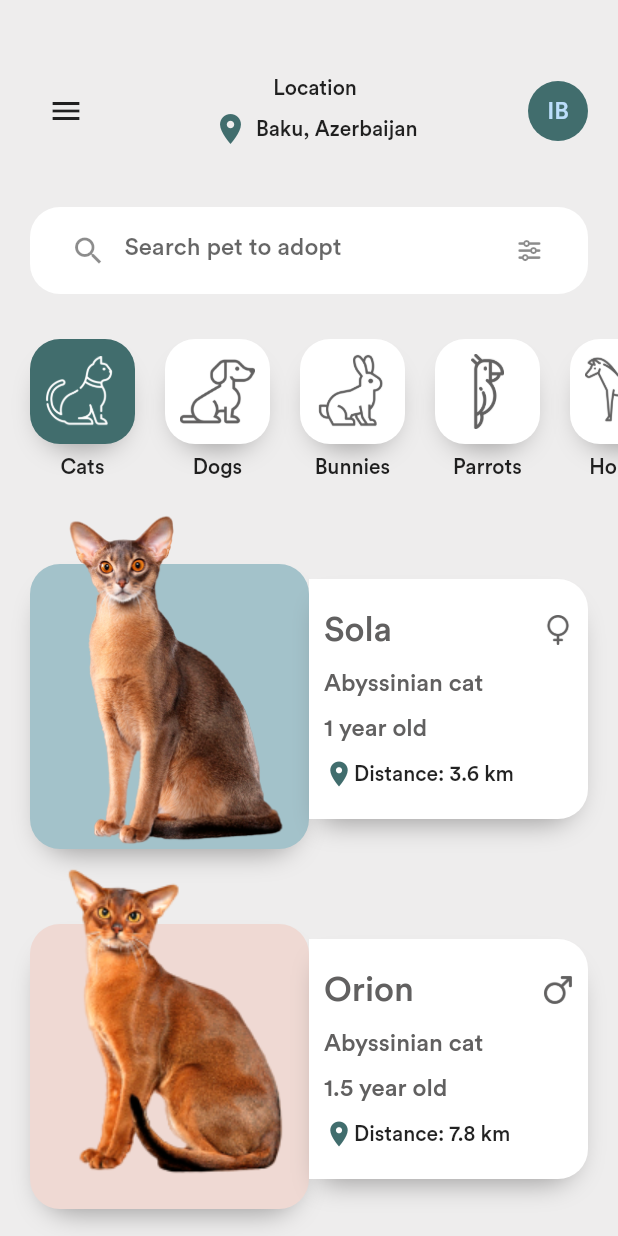
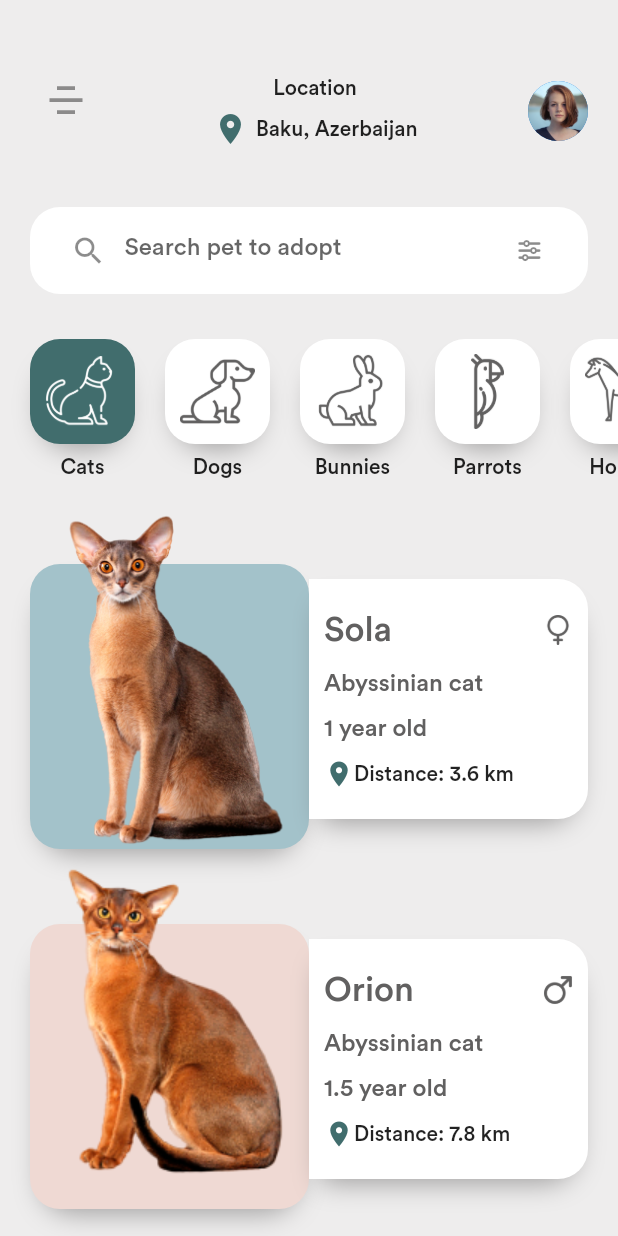
Before and after one commit to aniribe/pet_adopt_store_UI, a Flutter app: the screen it shows after launch, on a phone screen of 412 x 824 dp. Run offline on Flutter 3.47's test engine with Material 2 defaults, Android fonts, the phone set to English and light mode, and no system bars; our stand-ins replace font_awesome_flutter.

Commit message:
MenuButton was customized;

```diff
--- a/lib/views/main_part_home/components/custom_appbar.dart
+++ b/lib/views/main_part_home/components/custom_appbar.dart
@@ -2,6 +2,7 @@ import 'package:flutter/cupertino.dart';
 import 'package:flutter/material.dart';
 import 'package:pet_app_ui/config/app_colors.dart';
 import 'package:pet_app_ui/widgets/menu_button.dart';
+import '../../../config/string_constants.dart';
 import 'location_section.dart';
 
 class CustomAppBar extends StatelessWidget {
@@ -13,16 +14,14 @@ class CustomAppBar extends StatelessWidget {
   @override
   Widget build(BuildContext context) {
     return Container(
-      margin: EdgeInsets.only(left: 20, right: 20, bottom: 10),
+      margin: const EdgeInsets.only(left: 20, right: 20, bottom: 10),
       child: Row(
         mainAxisAlignment: MainAxisAlignment.spaceBetween,
         children: [
           MenuButton(isDrawerOpen: isDrawerOpen, onTap: onTap),
           LocationSection(),
           CircleAvatar(
-            backgroundColor: AppColors.primaryGreen,
-            child: Text('IB'),
-          ),
+              backgroundImage: AssetImage(StringConstants.avatar1Image)),
         ],
       ),
     );
--- a/lib/widgets/menu_button.dart
+++ b/lib/widgets/menu_button.dart
@@ -1,5 +1,7 @@
 import 'package:flutter/cupertino.dart';
 import 'package:flutter/material.dart';
+import 'package:pet_app_ui/config/app_colors.dart';
+import 'package:pet_app_ui/config/app_size.dart';
 
 class MenuButton extends StatelessWidget {
   final bool isDrawerOpen;
@@ -10,7 +12,35 @@ class MenuButton extends StatelessWidget {
   @override
   Widget build(BuildContext context) {
     return IconButton(
-      icon: Icon(isDrawerOpen ? Icons.arrow_back_ios : Icons.menu),
+      icon: isDrawerOpen
+          ? const Icon(Icons.arrow_back_ios)
+          : Column(
+              children: [
+                Divider(
+                  color: AppColors.grey700.withOpacity(0.7),
+                  thickness: 2.5,
+                  height: 2,
+                  indent: 10,
+                  endIndent: 10,
+                ),
+                verticalSpace(height: 6),
+                Divider(
+                  color: AppColors.grey700.withOpacity(0.7),
+                  thickness: 2.5,
+                  height: 2,
+                  indent: 5,
+                  endIndent: 5,
+                ),
+                verticalSpace(height: 6),
+                Divider(
+                  color: AppColors.grey700.withOpacity(0.7),
+                  thickness: 2.5,
+                  height: 2,
+                  indent: 10,
+                  endIndent: 10,
+                ),
+              ],
+            ),
       onPressed: onTap,
     );
   }
```
